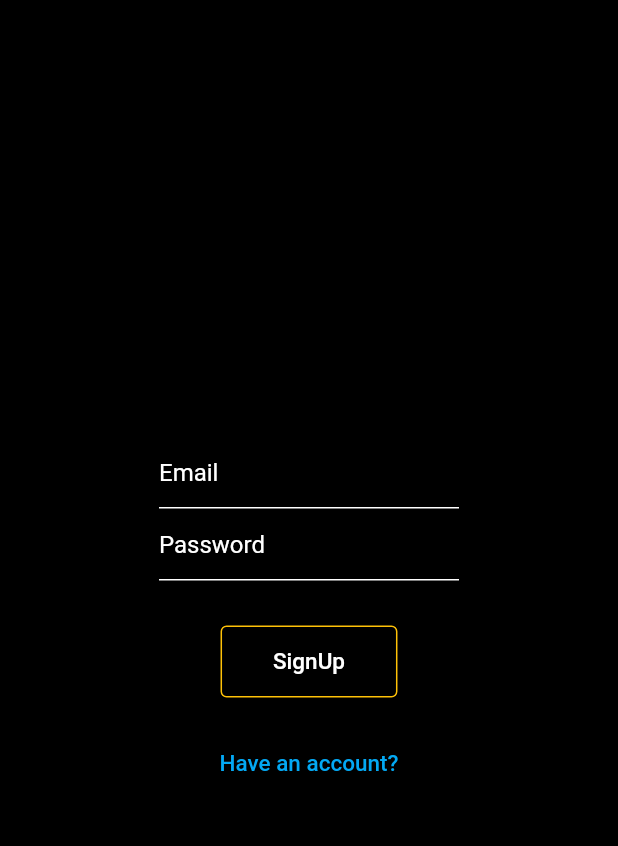
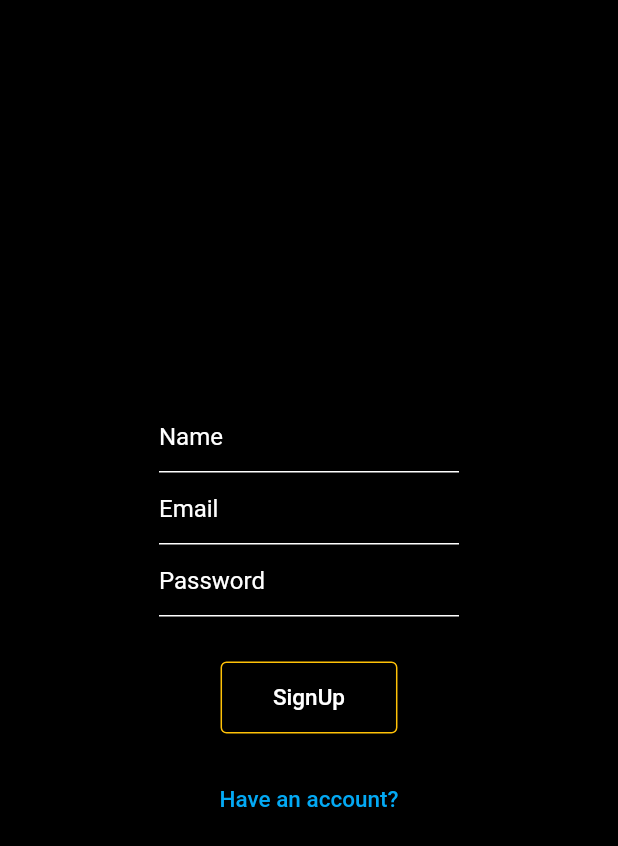
Before and after one commit to techdelux/memebytes, a Flutter app: the SignUp screen opened directly, on a phone screen of 412 x 824 dp. Shown: the top 846 px of the screen. Run offline on Flutter 3.47's test engine with Material 2 defaults, Android fonts, the phone set to English and light mode, and no system bars; our stand-ins replace cloud_firestore, firebase_auth, firebase_core, get, google_sign_in; accounts and stored records are empty.

```diff
--- /dev/null
+++ b/memebytes/lib/controllers/userController.dart
@@ -0,0 +1,16 @@
+// ignore_for_file: prefer_final_fields
+
+import 'package:get/get.dart';
+import 'package:memebytes/models/user.dart';
+
+class UserController extends GetxController {
+  Rx<UserModel> _userModel = UserModel().obs;
+
+  UserModel get user => _userModel.value;
+
+  set user(UserModel value) => _userModel.value = value;
+
+  void clear() {
+    _userModel.value = UserModel();
+  }
+}
--- /dev/null
+++ b/memebytes/lib/models/user.dart
@@ -0,0 +1,15 @@
+import 'package:cloud_firestore/cloud_firestore.dart';
+
+class UserModel {
+  late String? id;
+  late String? name;
+  late String? email;
+
+  UserModel({this.id, this.name, this.email});
+
+  UserModel.fromDocumentSnapshot(DocumentSnapshot doc) {
+    id = doc.id;
+    name = doc["name"];
+    email = doc["email"];
+  }
+}
--- a/memebytes/lib/screens/signup.dart
+++ b/memebytes/lib/screens/signup.dart
@@ -6,6 +6,7 @@ import 'package:memebytes/controllers/authController.dart';
 import 'package:memebytes/screens/login.dart';
 
 class SignUp extends GetWidget<AuthController> {
+  final TextEditingController nameController = TextEditingController();
   final TextEditingController emailController = TextEditingController();
   final TextEditingController passwordController = TextEditingController();
 
@@ -24,6 +25,22 @@ class SignUp extends GetWidget<AuthController> {
           child: Column(
             mainAxisAlignment: MainAxisAlignment.center,
             children: [
+              TextField(
+                style: const TextStyle(color: Colors.white),
+                decoration: const InputDecoration(
+                  enabledBorder: UnderlineInputBorder(
+                    borderSide: BorderSide(color: Colors.white),
+                  ),
+                  focusedBorder: UnderlineInputBorder(
+                    borderSide: BorderSide(color: Colors.indigo),
+                  ),
+                  hintText: "Name",
+                  hintStyle: TextStyle(
+                    color: Colors.white,
+                  ),
+                ),
+                controller: nameController,
+              ),
               TextField(
                 style: const TextStyle(color: Colors.white),
                 decoration: const InputDecoration(
@@ -75,7 +92,7 @@ class SignUp extends GetWidget<AuthController> {
                     // },
 
                     onPressed: () {
-                      controller.createUser(
+                      controller.createUser(nameController.text,
                           emailController.text, passwordController.text);
                     },
                     child: const Text(
```
Also changed, not shown: memebytes/lib/controllers/authController.dart (+27 -9 lines), memebytes/lib/screens/home.dart (+9 -1 lines), memebytes/lib/services/database.dart (added, +35 -0 lines), memebytes/lib/utils/root.dart (+21 -5 lines).
